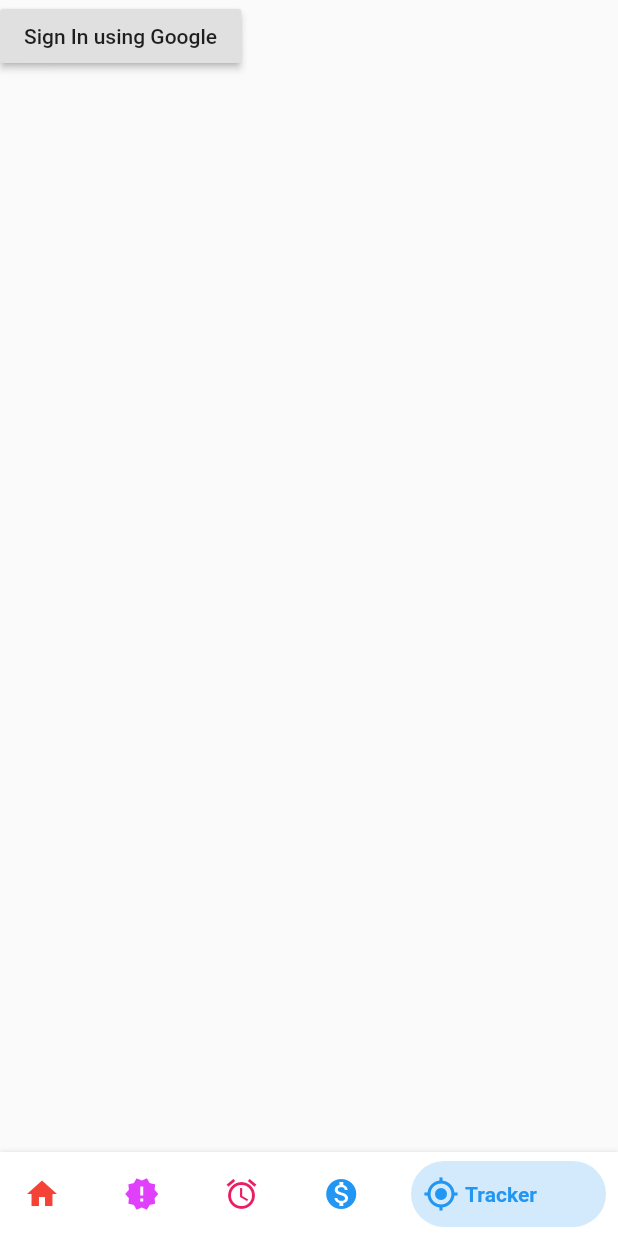
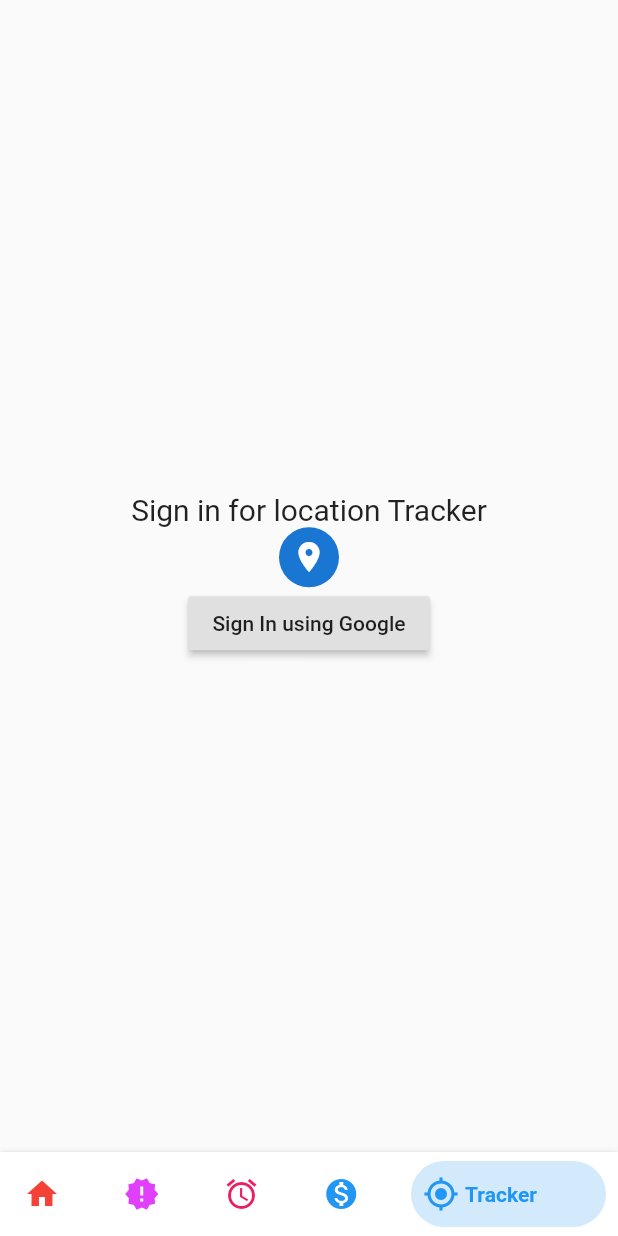
Before and after one commit to rajashah33/corona_app, a Flutter app: the screen it shows after launch, item 5 of the bottom bar chosen, on a phone screen of 412 x 824 dp. Run offline on Flutter 3.47's test engine with Material 2 defaults, Android fonts, the phone set to English and light mode, and no system bars; drawn by our look-alikes of bottom_navy_bar; our stand-ins replace carousel_slider, cloud_firestore, firebase_auth, flutter_local_notifications, geolocator, get_it and 6 more; accounts and stored records are empty; network calls fail.

Commit message:
small fixes

```diff
--- a/corona_app/lib/views/sign_in.dart
+++ b/corona_app/lib/views/sign_in.dart
@@ -23,11 +23,22 @@ class _SignInState extends State<SignIn> {
 
   @override
   Widget build(BuildContext context) {
-    return BaseView<SignInScopedModel>(
-      builder: (context, child, model) => Scaffold(
-        body: Column(
+    return Scaffold(
+      body: SafeArea(
+        child: Column(
+          mainAxisAlignment: MainAxisAlignment.center,
           children: <Widget>[
-            RaisedButton(
+            Text(
+              'Sign in for location Tracker',
+              style: TextStyle(fontSize: 20),
+            ),
+            Container(
+              child: CircleAvatar(
+                child: Icon(Icons.location_on),
+              ),
+            ),
+            Center(
+              child: RaisedButton(
                 child: Text('Sign In using Google'),
                 onPressed: () {
                   authService.googleSignIn().then((user) async {
@@ -50,6 +61,7 @@ class _SignInState extends State<SignIn> {
                             builder: (context) => GetLocation(user)));
                   });
                 },
+              ),
             )
           ],
         ),
@@ -57,6 +69,7 @@ class _SignInState extends State<SignIn> {
     );
   }
 }
+
 class GetLocation extends StatefulWidget {
   var user;
 
@@ -77,8 +90,10 @@ class _GetLocationState extends State<GetLocation> {
     return Scaffold(
       body: SafeArea(
         child: Column(
+          mainAxisAlignment: MainAxisAlignment.center,
           children: <Widget>[
-            RaisedButton(
+            Center(
+              child: RaisedButton(
                 child: Text('Location Tracker '),
                 onPressed: () async {
                   var status =
@@ -104,7 +119,12 @@ class _GetLocationState extends State<GetLocation> {
                     _buildShowDialog(context, "Location Permission Not Granted",
                         "Please go to Settings > Apps > AppName > Permissions > Allow Location Permission");
                   }
+                  // Navigator.push(
+                  //     context,
+                  //     MaterialPageRoute(
+                  //         builder: (context) => LocationTracker()));
                 },
+              ),
             )
           ],
         ),
```
Lines whose indentation alone changed are shown as unchanged.
